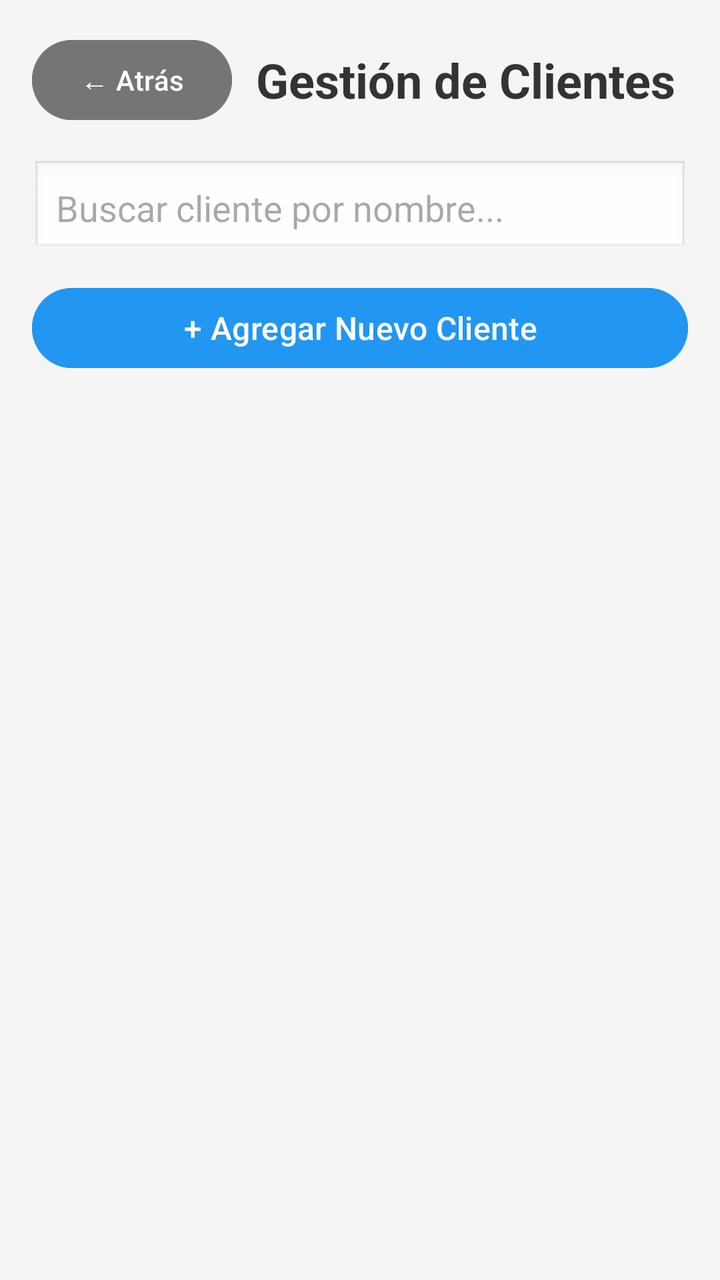
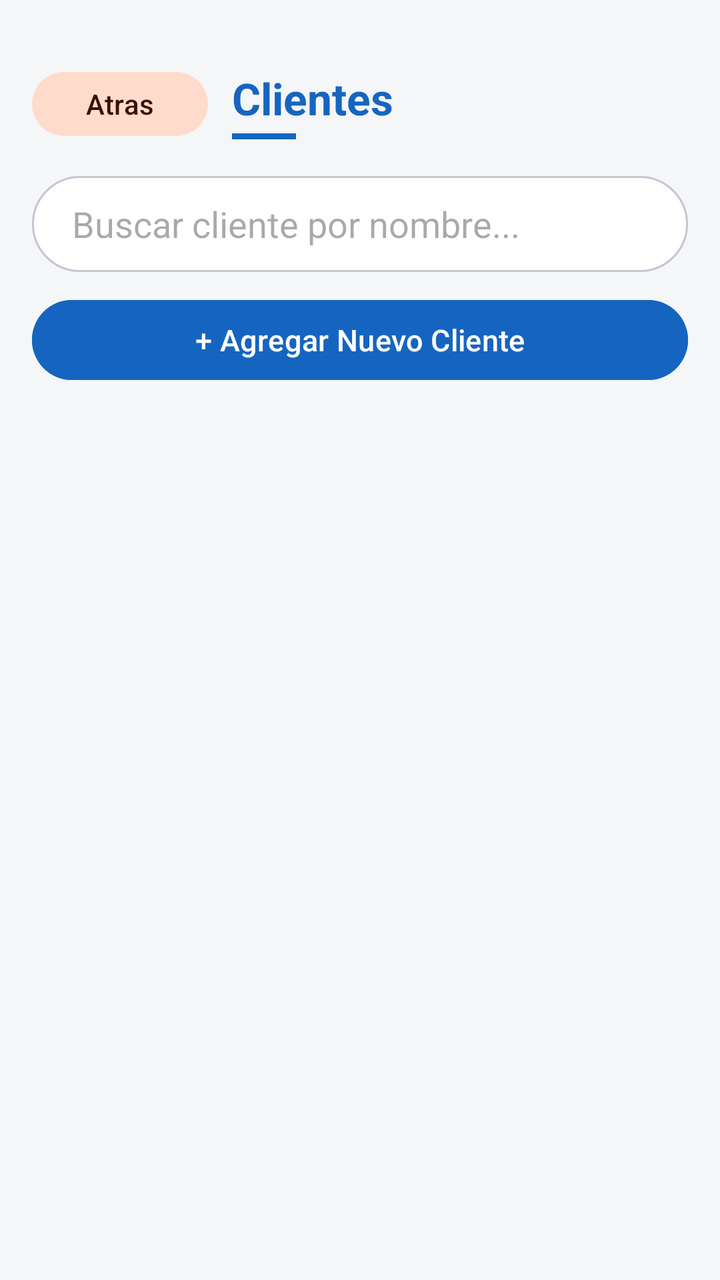

An Android layout rendered at two revisions. The XML below is the earlier revision; the diff shows what the commit changed to produce the second picture.
<!-- AndroidManifest.xml: application theme Theme.RodamientosYFierros -->
<!-- res/layout/activity_clientes.xml -->
<?xml version="1.0" encoding="utf-8"?>
<LinearLayout xmlns:android="http://schemas.android.com/apk/res/android"
    android:layout_width="match_parent"
    android:layout_height="match_parent"
    android:orientation="vertical"
    android:padding="16dp"
    android:layout_marginTop="32sp"
    android:background="#f5f5f5">

    
    <LinearLayout
        android:layout_width="match_parent"
        android:layout_height="wrap_content"
        android:orientation="horizontal"
        android:layout_marginBottom="16dp"
        android:gravity="center_vertical">

        <Button
            android:id="@+id/btn_volver"
            android:layout_width="wrap_content"
            android:layout_height="48dp"
            android:text="← Atrás"
            android:textSize="14sp"
            android:backgroundTint="#757575"
            android:layout_marginEnd="12dp" />

        <TextView
            android:layout_width="0dp"
            android:layout_height="wrap_content"
            android:layout_weight="1"
            android:text="Gestión de Clientes"
            android:textSize="24sp"
            android:textStyle="bold"
            android:textColor="#333333" />

    </LinearLayout>

    
    <EditText
        android:id="@+id/et_buscar_cliente"
        android:layout_width="match_parent"
        android:layout_height="48dp"
        android:hint="Buscar cliente por nombre..."
        android:padding="12dp"
        android:background="@android:drawable/edit_text"
        android:layout_marginBottom="12dp" />

    
    <Button
        android:id="@+id/btn_agregar_cliente"
        android:layout_width="match_parent"
        android:layout_height="48dp"
        android:text="+ Agregar Nuevo Cliente"
        android:textSize="16sp"
        android:layout_marginBottom="16dp"
        android:backgroundTint="#2196F3" />

    
    <androidx.recyclerview.widget.RecyclerView
        android:id="@+id/rv_clientes"
        android:layout_width="match_parent"
        android:layout_height="match_parent"
        android:padding="8dp" />

</LinearLayout>
<!-- resources referenced by this layout -->
<resources>
  <style name="Theme.RodamientosYFierros" parent="Base.Theme.RodamientosYFierros" />
  <style name="Base.Theme.RodamientosYFierros" parent="Theme.Material3.DayNight.NoActionBar">
          
          
      </style>
</resources>

<!-- the commit's change to res/layout/activity_clientes.xml (unified diff, before → after) -->
@@ -3,63 +3,85 @@
     android:layout_width="match_parent"
     android:layout_height="match_parent"
     android:orientation="vertical"
-    android:padding="16dp"
-    android:layout_marginTop="32sp"
-    android:background="#f5f5f5">
+    android:background="@color/background"
+    android:paddingTop="32dp">
 
     
     <LinearLayout
         android:layout_width="match_parent"
         android:layout_height="wrap_content"
         android:orientation="horizontal"
-        android:layout_marginBottom="16dp"
+        android:paddingHorizontal="16dp"
+        android:paddingBottom="16dp"
         android:gravity="center_vertical">
 
         <Button
             android:id="@+id/btn_volver"
+            style="@style/Widget.Material3.Button.TonalButton"
             android:layout_width="wrap_content"
-            android:layout_height="48dp"
-            android:text="← Atrás"
+            android:layout_height="40dp"
+            android:text="Atras"
             android:textSize="14sp"
-            android:backgroundTint="#757575"
             android:layout_marginEnd="12dp" />
 
-        <TextView
+        <LinearLayout
             android:layout_width="0dp"
             android:layout_height="wrap_content"
             android:layout_weight="1"
-            android:text="Gestión de Clientes"
-            android:textSize="24sp"
-            android:textStyle="bold"
-            android:textColor="#333333" />
+            android:orientation="vertical">
 
+            <TextView
+                android:layout_width="wrap_content"
+                android:layout_height="wrap_content"
+                android:text="Clientes"
+                android:textSize="22sp"
+                android:textStyle="bold"
+                android:textColor="@color/color_clientes" />
+
+            <View
+                android:layout_width="32dp"
+                android:layout_height="3dp"
+                android:background="@color/color_clientes"
+                android:layout_marginTop="3dp" />
+        </LinearLayout>
     </LinearLayout>
 
     
-    <EditText
-        android:id="@+id/et_buscar_cliente"
+    <LinearLayout
         android:layout_width="match_parent"
-        android:layout_height="48dp"
-        android:hint="Buscar cliente por nombre..."
-        android:padding="12dp"
-        android:background="@android:drawable/edit_text"
-        android:layout_marginBottom="12dp" />
+        android:layout_height="wrap_content"
+        android:orientation="vertical"
+        android:paddingHorizontal="16dp"
+        android:paddingBottom="12dp">
 
-    
-    <Button
-        android:id="@+id/btn_agregar_cliente"
-        android:layout_width="match_parent"
-        android:layout_height="48dp"
-        android:text="+ Agregar Nuevo Cliente"
-        android:textSize="16sp"
-        android:layout_marginBottom="16dp"
-        android:backgroundTint="#2196F3" />
+        <EditText
+            android:id="@+id/et_buscar_cliente"
+            android:layout_width="match_parent"
+            android:layout_height="48dp"
+            android:hint="Buscar cliente por nombre..."
+            android:paddingStart="20dp"
+            android:paddingEnd="20dp"
+            android:background="@drawable/bg_search"
+            android:inputType="text"
+            android:layout_marginBottom="10dp" />
+
+        <Button
+            android:id="@+id/btn_agregar_cliente"
+            android:layout_width="match_parent"
+            android:layout_height="48dp"
+            android:text="+ Agregar Nuevo Cliente"
+            android:textSize="15sp"
+            android:backgroundTint="@color/color_clientes" />
+    </LinearLayout>
 
     
     <androidx.recyclerview.widget.RecyclerView
         android:id="@+id/rv_clientes"
         android:layout_width="match_parent"
         android:layout_height="match_parent"
-        android:padding="8dp" />
+        android:paddingHorizontal="12dp"
+        android:paddingTop="4dp"
+        android:paddingBottom="16dp"
+        android:clipToPadding="false" />
 
 </LinearLayout>
<!-- resource entries referenced after the edit -->
@@ -1,9 +1,64 @@
 <!-- resources referenced by this layout -->
 <resources>
+  <color name="background">#F4F6F8</color>
+  <color name="color_clientes">#1565C0</color>
+  <!-- drawable bg_search (drawable) -->
+  <?xml version="1.0" encoding="utf-8"?>
+  <shape xmlns:android="http://schemas.android.com/apk/res/android"
+      android:shape="rectangle">
+      <solid android:color="@color/surface" />
+      <stroke android:width="1dp" android:color="@color/outline_variant" />
+      <corners android:radius="28dp" />
+  </shape>
   <style name="Theme.RodamientosYFierros" parent="Base.Theme.RodamientosYFierros" />
+  <color name="surface">#FFFFFF</color>
+  <color name="outline_variant">#C4C6D0</color>
   <style name="Base.Theme.RodamientosYFierros" parent="Theme.Material3.DayNight.NoActionBar">
-          
-          
+          <item name="colorPrimary">@color/primary</item>
+          <item name="colorOnPrimary">@color/on_primary</item>
+          <item name="colorPrimaryContainer">@color/primary_container</item>
+          <item name="colorOnPrimaryContainer">@color/on_primary_container</item>
+          <item name="colorSecondary">@color/secondary</item>
+          <item name="colorOnSecondary">@color/on_secondary</item>
+          <item name="colorSecondaryContainer">@color/secondary_container</item>
+          <item name="colorOnSecondaryContainer">@color/on_secondary_container</item>
+          <item name="colorTertiary">@color/tertiary</item>
+          <item name="colorOnTertiary">@color/on_tertiary</item>
+          <item name="colorTertiaryContainer">@color/tertiary_container</item>
+          <item name="colorOnTertiaryContainer">@color/on_tertiary_container</item>
+          <item name="colorError">@color/error</item>
+          <item name="colorOnError">@color/on_error</item>
+          <item name="colorErrorContainer">@color/error_container</item>
+          <item name="colorOnErrorContainer">@color/on_error_container</item>
+          <item name="android:colorBackground">@color/background</item>
+          <item name="colorOnBackground">@color/on_background</item>
+          <item name="colorSurface">@color/surface</item>
+          <item name="colorOnSurface">@color/on_surface</item>
+          <item name="colorSurfaceVariant">@color/surface_variant</item>
+          <item name="colorOnSurfaceVariant">@color/on_surface_variant</item>
+          <item name="colorOutline">@color/outline</item>
+          <item name="colorOutlineVariant">@color/outline_variant</item>
       </style>
+  <color name="primary">#1565C0</color>
+  <color name="on_primary">#FFFFFF</color>
+  <color name="primary_container">#D6E4FF</color>
+  <color name="on_primary_container">#001A41</color>
+  <color name="secondary">#E65100</color>
+  <color name="on_secondary">#FFFFFF</color>
+  <color name="secondary_container">#FFDBCC</color>
+  <color name="on_secondary_container">#3A1000</color>
+  <color name="tertiary">#2E7D32</color>
+  <color name="on_tertiary">#FFFFFF</color>
+  <color name="tertiary_container">#B9F0B8</color>
+  <color name="on_tertiary_container">#002106</color>
+  <color name="error">#BA1A1A</color>
+  <color name="on_error">#FFFFFF</color>
+  <color name="error_container">#FFDAD6</color>
+  <color name="on_error_container">#410002</color>
+  <color name="on_background">#1C1B1F</color>
+  <color name="on_surface">#1C1B1F</color>
+  <color name="surface_variant">#E1E2EC</color>
+  <color name="on_surface_variant">#44464F</color>
+  <color name="outline">#74777F</color>
 </resources>
 
